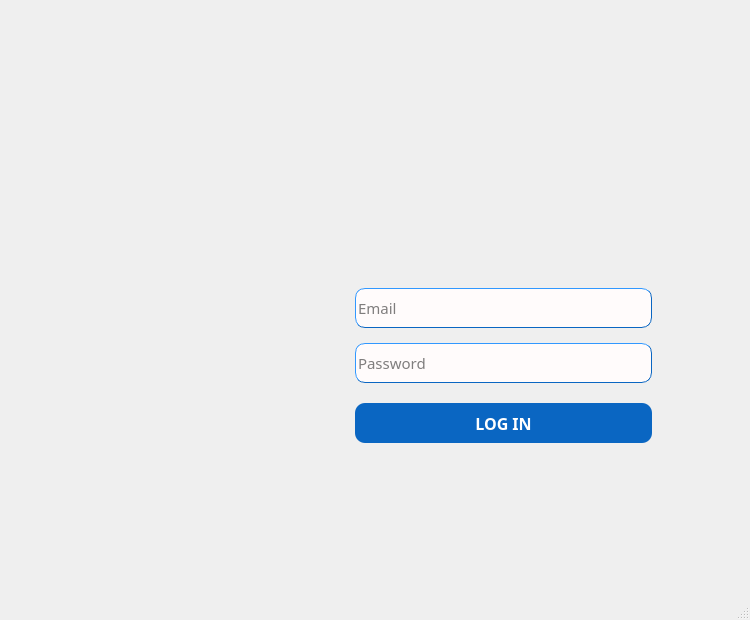
Before: the Qt Designer form LibraryManagementApp/View/Log_In.ui in Buggie404/FinalProject, drawn with Qt 5.
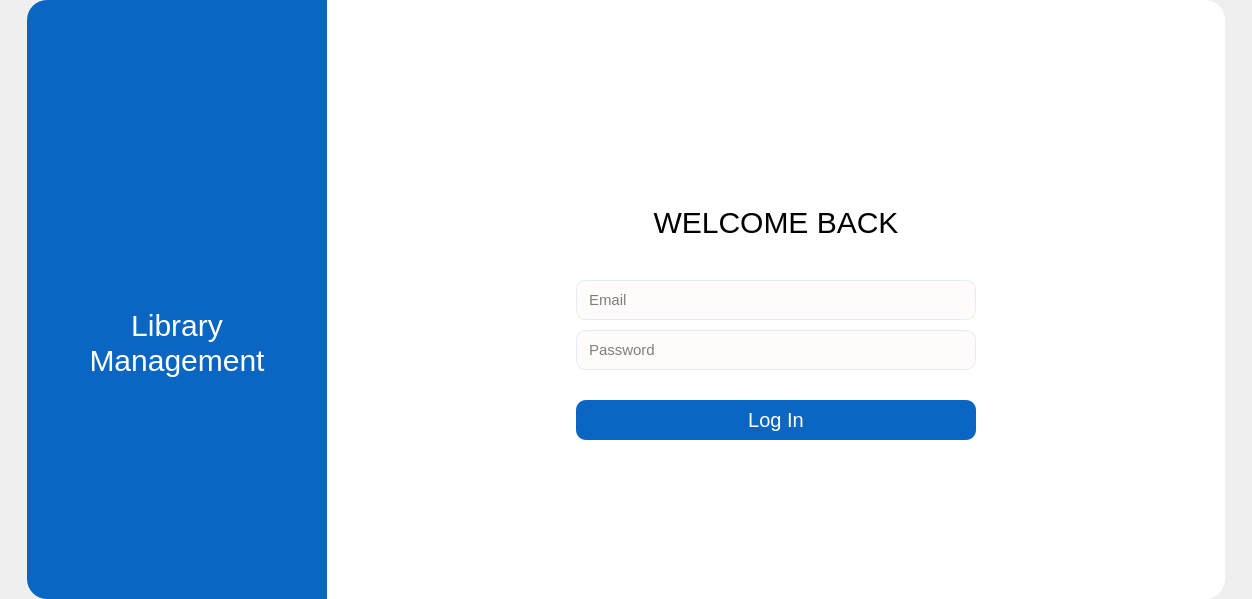
After: the same form once the commit is applied. Icons and pictures are not drawn.

The edit to the form file:
```diff
--- a/LibraryManagementApp/View/Log_In.ui
+++ b/LibraryManagementApp/View/Log_In.ui
@@ -6,299 +6,383 @@
    <rect>
     <x>0</x>
     <y>0</y>
-    <width>750</width>
-    <height>620</height>
+    <width>1252</width>
+    <height>599</height>
    </rect>
   </property>
-  <property name="minimumSize">
-   <size>
-    <width>750</width>
-    <height>620</height>
-   </size>
-  </property>
   <property name="windowTitle">
    <string>MainWindow</string>
   </property>
   <property name="styleSheet">
-   <string notr="true">QMainWindow {
-border-image: url(:/Log in/Log in.png);
+   <string notr="true">/*Set style for Title widget*/
+#widgetTitle {
+	background-color: #0A66C2;
+	border-top-left-radius: 20px;
+	border-bottom-left-radius: 20px;
+}
+
+#label_2, #label_3 {
+	color: rgb(255, 255, 255);
+	font-family: &quot;Righteous&quot;;
+	font-size: 30px;
+}
+
+/*Set style for Log In widget*/
+#widgetLogIn {
+	background-color: rgb(255, 255, 255);
+	border-top-right-radius: 20px;
+	border-bottom-right-radius: 20px;
+}
+
+#label_4 {
+	color: rgb(0, 0, 0);
+	font-family: &quot;Neue Einstellung SemiBold&quot;;
+	font-size: 30px;
+}
+
+#lblAccountInvalid {
+	color: rgb(255, 0, 0);
+	font-family: &quot;Montserrat SemiBold&quot;;
+	font-size: 20px;
+}
+
+/*Set style for QLineEdit*/
+#widgetLogIn QLineEdit {
+	background-color: #FFFBFB;
+	border: 1px solid #e5ebf0;
+	border-radius: 10px;
+	padding: 5px 10px;
+	font-family: &quot;Montserrat Medium&quot;;
+	font-size: 15px;
+}
+
+#widgetLogIn QLineEdit:focus {
+	border-color: #0A66C2;
+}
+
+/*Set style for Log In button*/
+#btnLogIn {
+	background-color: #0A66C2;
+	font-family: &quot;Montserrat SemiBold&quot;;
+	font-size: 20px;
+	border-radius: 10px;
+	color: rgb(255, 255, 255);
+}
+
+#btnLogIn:pressed {
+	padding-left: 15px;
+}
+
+#btnLogIn:hover, #btnLogIn:pressed {
+	background-color: rgb(8, 88, 168);
 }</string>
   </property>
   <widget class="QWidget" name="centralwidget">
-   <layout class="QGridLayout" name="gridLayout_3">
-    <item row="3" column="0">
-     <spacer name="verticalSpacer_8">
+   <layout class="QGridLayout" name="gridLayout">
+    <property name="leftMargin">
+     <number>0</number>
+    </property>
+    <property name="topMargin">
+     <number>0</number>
+    </property>
+    <property name="rightMargin">
+     <number>0</number>
+    </property>
+    <property name="bottomMargin">
+     <number>0</number>
+    </property>
+    <property name="spacing">
+     <number>0</number>
+    </property>
+    <item row="0" column="0">
+     <spacer name="horizontalSpacer">
       <property name="orientation">
-       <enum>Qt::Vertical</enum>
+       <enum>Qt::Horizontal</enum>
       </property>
       <property name="sizeHint" stdset="0">
        <size>
-        <width>20</width>
-        <height>40</height>
+        <width>24</width>
+        <height>20</height>
        </size>
       </property>
      </spacer>
     </item>
-    <item row="2" column="0">
-     <spacer name="verticalSpacer_10">
+    <item row="0" column="3">
+     <spacer name="horizontalSpacer_2">
       <property name="orientation">
-       <enum>Qt::Vertical</enum>
+       <enum>Qt::Horizontal</enum>
       </property>
       <property name="sizeHint" stdset="0">
        <size>
-        <width>20</width>
-        <height>40</height>
+        <width>24</width>
+        <height>20</height>
        </size>
       </property>
      </spacer>
     </item>
-    <item row="1" column="0">
-     <spacer name="verticalSpacer_9">
-      <property name="orientation">
-       <enum>Qt::Vertical</enum>
+    <item row="0" column="1">
+     <widget class="QWidget" name="widgetTitle" native="true">
+      <property name="minimumSize">
+       <size>
+        <width>300</width>
+        <height>391</height>
+       </size>
       </property>
-      <property name="sizeHint" stdset="0">
+      <property name="maximumSize">
        <size>
-        <width>20</width>
-        <height>100</height>
+        <width>325</width>
+        <height>605</height>
        </size>
       </property>
-     </spacer>
-    </item>
-    <item row="4" column="0">
-     <widget class="QWidget" name="widget" native="true">
-      <layout class="QGridLayout" name="gridLayout_2">
-       <item row="0" column="0">
-        <layout class="QGridLayout" name="gridLayout">
-         <item row="3" column="2">
-          <spacer name="verticalSpacer_14">
+      <layout class="QVBoxLayout" name="verticalLayout_4">
+       <item>
+        <layout class="QVBoxLayout" name="verticalLayout_3">
+         <item>
+          <spacer name="verticalSpacer">
            <property name="orientation">
             <enum>Qt::Vertical</enum>
            </property>
            <property name="sizeHint" stdset="0">
             <size>
              <width>20</width>
-             <height>40</height>
+             <height>103</height>
             </size>
            </property>
           </spacer>
          </item>
-         <item row="1" column="0">
-          <spacer name="horizontalSpacer">
-           <property name="orientation">
-            <enum>Qt::Horizontal</enum>
-           </property>
-           <property name="sizeType">
-            <enum>QSizePolicy::Expanding</enum>
-           </property>
-           <property name="sizeHint" stdset="0">
-            <size>
-             <width>97</width>
-             <height>17</height>
-            </size>
-           </property>
-          </spacer>
-         </item>
-         <item row="0" column="5">
-          <spacer name="verticalSpacer_7">
-           <property name="orientation">
-            <enum>Qt::Vertical</enum>
-           </property>
-           <property name="sizeHint" stdset="0">
-            <size>
-             <width>20</width>
-             <height>40</height>
-            </size>
-           </property>
-          </spacer>
-         </item>
-         <item row="0" column="7">
-          <spacer name="verticalSpacer_3">
-           <property name="orientation">
-            <enum>Qt::Vertical</enum>
-           </property>
-           <property name="sizeHint" stdset="0">
-            <size>
-             <width>20</width>
-             <height>40</height>
-            </size>
-           </property>
-          </spacer>
-         </item>
-         <item row="3" column="6">
-          <spacer name="verticalSpacer_5">
-           <property name="orientation">
-            <enum>Qt::Vertical</enum>
-           </property>
-           <property name="sizeHint" stdset="0">
-            <size>
-             <width>20</width>
-             <height>40</height>
-            </size>
-           </property>
-          </spacer>
-         </item>
-         <item row="3" column="3">
-          <spacer name="verticalSpacer_2">
-           <property name="orientation">
-            <enum>Qt::Vertical</enum>
-           </property>
-           <property name="sizeType">
-            <enum>QSizePolicy::Minimum</enum>
-           </property>
-           <property name="sizeHint" stdset="0">
-            <size>
-             <width>20</width>
-             <height>100</height>
-            </size>
-           </property>
-          </spacer>
-         </item>
-         <item row="3" column="1">
-          <spacer name="verticalSpacer_6">
-           <property name="orientation">
-            <enum>Qt::Vertical</enum>
-           </property>
-           <property name="sizeHint" stdset="0">
-            <size>
-             <width>20</width>
-             <height>40</height>
-            </size>
-           </property>
-          </spacer>
-         </item>
-         <item row="3" column="7">
-          <spacer name="verticalSpacer_4">
-           <property name="orientation">
-            <enum>Qt::Vertical</enum>
-           </property>
-           <property name="sizeHint" stdset="0">
-            <size>
-             <width>20</width>
-             <height>40</height>
-            </size>
-           </property>
-          </spacer>
-         </item>
-         <item row="0" column="6">
-          <spacer name="verticalSpacer_12">
-           <property name="orientation">
-            <enum>Qt::Vertical</enum>
-           </property>
-           <property name="sizeHint" stdset="0">
-            <size>
-             <width>20</width>
-             <height>40</height>
-            </size>
-           </property>
-          </spacer>
-         </item>
-         <item row="1" column="3">
+         <item>
           <layout class="QVBoxLayout" name="verticalLayout_2">
-           <property name="spacing">
-            <number>20</number>
-           </property>
-           <property name="topMargin">
-            <number>10</number>
-           </property>
-           <property name="bottomMargin">
-            <number>5</number>
-           </property>
+           <item>
+            <layout class="QHBoxLayout" name="horizontalLayout">
+             <item>
+              <spacer name="horizontalSpacer_3">
+               <property name="orientation">
+                <enum>Qt::Horizontal</enum>
+               </property>
+               <property name="sizeHint" stdset="0">
+                <size>
+                 <width>40</width>
+                 <height>20</height>
+                </size>
+               </property>
+              </spacer>
+             </item>
+             <item>
+              <widget class="QLabel" name="lblBook">
+               <property name="minimumSize">
+                <size>
+                 <width>80</width>
+                 <height>80</height>
+                </size>
+               </property>
+               <property name="maximumSize">
+                <size>
+                 <width>150</width>
+                 <height>150</height>
+                </size>
+               </property>
+               <property name="text">
+                <string/>
+               </property>
+               <property name="pixmap">
+                <pixmap resource="../Ultilities/Res.qrc">:/Icon/Icon/book.png</pixmap>
+               </property>
+               <property name="scaledContents">
+                <bool>true</bool>
+               </property>
+              </widget>
+             </item>
+             <item>
+              <spacer name="horizontalSpacer_4">
+               <property name="orientation">
+                <enum>Qt::Horizontal</enum>
+               </property>
+               <property name="sizeHint" stdset="0">
+                <size>
+                 <width>40</width>
+                 <height>20</height>
+                </size>
+               </property>
+              </spacer>
+             </item>
+            </layout>
+           </item>
            <item>
             <layout class="QVBoxLayout" name="verticalLayout">
              <property name="spacing">
-              <number>15</number>
+              <number>0</number>
              </property>
-             <property name="topMargin">
+             <item>
+              <widget class="QLabel" name="label_2">
+               <property name="text">
+                <string>Library</string>
+               </property>
+               <property name="alignment">
+                <set>Qt::AlignCenter</set>
+               </property>
+              </widget>
+             </item>
+             <item>
+              <widget class="QLabel" name="label_3">
+               <property name="text">
+                <string>Management</string>
+               </property>
+               <property name="alignment">
+                <set>Qt::AlignCenter</set>
+               </property>
+              </widget>
+             </item>
+            </layout>
+           </item>
+          </layout>
+         </item>
+         <item>
+          <spacer name="verticalSpacer_2">
+           <property name="orientation">
+            <enum>Qt::Vertical</enum>
+           </property>
+           <property name="sizeHint" stdset="0">
+            <size>
+             <width>20</width>
+             <height>102</height>
+            </size>
+           </property>
+          </spacer>
+         </item>
+        </layout>
+       </item>
+      </layout>
+     </widget>
+    </item>
+    <item row="0" column="2">
+     <widget class="QWidget" name="widgetLogIn" native="true">
+      <property name="minimumSize">
+       <size>
+        <width>898</width>
+        <height>391</height>
+       </size>
+      </property>
+      <property name="maximumSize">
+       <size>
+        <width>898</width>
+        <height>605</height>
+       </size>
+      </property>
+      <layout class="QGridLayout" name="gridLayout_2">
+       <item row="1" column="1">
+        <layout class="QVBoxLayout" name="verticalLayout_9">
+         <property name="spacing">
+          <number>40</number>
+         </property>
+         <item>
+          <layout class="QVBoxLayout" name="verticalLayout_5">
+           <property name="spacing">
+            <number>3</number>
+           </property>
+           <item>
+            <layout class="QHBoxLayout" name="horizontalLayout_2">
+             <property name="spacing">
               <number>0</number>
+             </property>
+             <item>
+              <spacer name="horizontalSpacer_5">
+               <property name="orientation">
+                <enum>Qt::Horizontal</enum>
+               </property>
+               <property name="sizeHint" stdset="0">
+                <size>
+                 <width>40</width>
+                 <height>20</height>
+                </size>
+               </property>
+              </spacer>
+             </item>
+             <item>
+              <widget class="QLabel" name="label">
+               <property name="minimumSize">
+                <size>
+                 <width>80</width>
+                 <height>80</height>
+                </size>
+               </property>
+               <property name="maximumSize">
+                <size>
+                 <width>150</width>
+                 <height>150</height>
+                </size>
+               </property>
+               <property name="text">
+                <string/>
+               </property>
+               <property name="pixmap">
+                <pixmap resource="../Ultilities/Res.qrc">:/Icon/Icon/book_2.png</pixmap>
+               </property>
+               <property name="scaledContents">
+                <bool>true</bool>
+               </property>
+              </widget>
+             </item>
+             <item>
+              <spacer name="horizontalSpacer_6">
+               <property name="orientation">
+                <enum>Qt::Horizontal</enum>
+               </property>
+               <property name="sizeHint" stdset="0">
+                <size>
+                 <width>40</width>
+                 <height>20</height>
+                </size>
+               </property>
+              </spacer>
+             </item>
+            </layout>
+           </item>
+           <item>
+            <widget class="QLabel" name="label_4">
+             <property name="text">
+              <string>WELCOME BACK</string>
+             </property>
+             <property name="alignment">
+              <set>Qt::AlignCenter</set>
+             </property>
+            </widget>
+           </item>
+          </layout>
+         </item>
+         <item>
+          <layout class="QVBoxLayout" name="verticalLayout_8">
+           <property name="spacing">
+            <number>30</number>
+           </property>
+           <item>
+            <layout class="QVBoxLayout" name="verticalLayout_6">
+             <property name="spacing">
+              <number>10</number>
              </property>
              <item>
               <widget class="QLineEdit" name="lineEditEmail">
-               <property name="sizePolicy">
-                <sizepolicy hsizetype="Expanding" vsizetype="Expanding">
-                 <horstretch>0</horstretch>
-                 <verstretch>0</verstretch>
-                </sizepolicy>
-               </property>
                <property name="minimumSize">
                 <size>
-                 <width>90</width>
+                 <width>400</width>
                  <height>40</height>
                 </size>
                </property>
-               <property name="font">
-                <font>
-                 <family>Montserrat Medium</family>
-                 <pointsize>11</pointsize>
-                </font>
-               </property>
-               <property name="toolTipDuration">
-                <number>2</number>
-               </property>
-               <property name="styleSheet">
-                <string notr="true">background-color: rgb(255, 251, 251);
-border-style: outset;
-border-width: 1px;
-border-radius: 10px;
-border-color: rgb(10, 102, 194);</string>
-               </property>
-               <property name="text">
-                <string/>
-               </property>
-               <property name="cursorPosition">
-                <number>0</number>
-               </property>
-               <property name="alignment">
-                <set>Qt::AlignLeading|Qt::AlignLeft|Qt::AlignVCenter</set>
-               </property>
                <property name="placeholderText">
                 <string>Email</string>
                </property>
+               <property name="clearButtonEnabled">
+                <bool>true</bool>
+               </property>
               </widget>
              </item>
              <item>
               <widget class="QLineEdit" name="lineEditPassword">
-               <property name="enabled">
-                <bool>true</bool>
-               </property>
-               <property name="sizePolicy">
-                <sizepolicy hsizetype="Expanding" vsizetype="Expanding">
-                 <horstretch>0</horstretch>
-                 <verstretch>0</verstretch>
-                </sizepolicy>
-               </property>
                <property name="minimumSize">
                 <size>
-                 <width>90</width>
+                 <width>400</width>
                  <height>40</height>
                 </size>
                </property>
-               <property name="font">
-                <font>
-                 <family>Montserrat Medium</family>
-                 <pointsize>11</pointsize>
-                 <underline>false</underline>
-                 <strikeout>false</strikeout>
-                 <stylestrategy>PreferDefault</stylestrategy>
-                 <kerning>true</kerning>
-                </font>
-               </property>
-               <property name="cursor">
-                <cursorShape>IBeamCursor</cursorShape>
-               </property>
-               <property name="tabletTracking">
-                <bool>false</bool>
-               </property>
-               <property name="styleSheet">
-                <string notr="true">background-color: rgb(255, 251, 251);
-border-style: outset;
-border-width: 1px;
-border-radius: 10px;
-border-color: rgb(10, 102, 194);</string>
-               </property>
-               <property name="text">
-                <string/>
-               </property>
                <property name="echoMode">
                 <enum>QLineEdit::Password</enum>
                </property>
@@ -308,131 +392,110 @@
                <property name="placeholderText">
                 <string>Password</string>
                </property>
+               <property name="clearButtonEnabled">
+                <bool>true</bool>
+               </property>
               </widget>
              </item>
             </layout>
            </item>
            <item>
-            <widget class="QPushButton" name="btnLogIn">
-             <property name="sizePolicy">
-              <sizepolicy hsizetype="Expanding" vsizetype="Expanding">
-               <horstretch>0</horstretch>
-               <verstretch>10</verstretch>
-              </sizepolicy>
+            <layout class="QVBoxLayout" name="verticalLayout_7">
+             <property name="spacing">
+              <number>15</number>
              </property>
-             <property name="minimumSize">
-              <size>
-               <width>90</width>
-               <height>40</height>
-              </size>
-             </property>
-             <property name="font">
-              <font>
-               <family>Montserrat SemiBold</family>
-               <pointsize>12</pointsize>
-               <weight>75</weight>
-               <bold>true</bold>
-              </font>
-             </property>
-             <property name="styleSheet">
-              <string notr="true">background-color: rgb(10, 102, 194);
-color: rgb(255, 255, 255);
-border-radius: 10px;</string>
-             </property>
-             <property name="text">
-              <string>LOG IN</string>
-             </property>
-            </widget>
+             <item>
+              <widget class="QPushButton" name="btnLogIn">
+               <property name="sizePolicy">
+                <sizepolicy hsizetype="Minimum" vsizetype="Minimum">
+                 <horstretch>0</horstretch>
+                 <verstretch>0</verstretch>
+                </sizepolicy>
+               </property>
+               <property name="minimumSize">
+                <size>
+                 <width>0</width>
+                 <height>40</height>
+                </size>
+               </property>
+               <property name="text">
+                <string>Log In</string>
+               </property>
+              </widget>
+             </item>
+             <item>
+              <widget class="QLabel" name="lblAccountInvalid">
+               <property name="text">
+                <string/>
+               </property>
+               <property name="alignment">
+                <set>Qt::AlignCenter</set>
+               </property>
+              </widget>
+             </item>
+            </layout>
            </item>
           </layout>
          </item>
-         <item row="0" column="4">
-          <spacer name="verticalSpacer_13">
-           <property name="orientation">
-            <enum>Qt::Vertical</enum>
-           </property>
-           <property name="sizeHint" stdset="0">
-            <size>
-             <width>20</width>
-             <height>40</height>
-            </size>
-           </property>
-          </spacer>
-         </item>
-         <item row="2" column="3">
-          <widget class="QLabel" name="lbl_Invalid">
-           <property name="sizePolicy">
-            <sizepolicy hsizetype="Expanding" vsizetype="Expanding">
-             <horstretch>0</horstretch>
-             <verstretch>0</verstretch>
-            </sizepolicy>
-           </property>
-           <property name="font">
-            <font>
-             <family>Montserrat SemiBold</family>
-             <pointsize>14</pointsize>
-             <weight>75</weight>
-             <bold>true</bold>
-            </font>
-           </property>
-           <property name="styleSheet">
-            <string notr="true">color: rgb(255, 0, 0)</string>
-           </property>
-           <property name="text">
-            <string/>
-           </property>
-           <property name="alignment">
-            <set>Qt::AlignCenter</set>
-           </property>
-          </widget>
-         </item>
-         <item row="0" column="3">
-          <spacer name="verticalSpacer">
-           <property name="orientation">
-            <enum>Qt::Vertical</enum>
-           </property>
-           <property name="sizeType">
-            <enum>QSizePolicy::Minimum</enum>
-           </property>
-           <property name="sizeHint" stdset="0">
-            <size>
-             <width>20</width>
-             <height>100</height>
-            </size>
-           </property>
-          </spacer>
-         </item>
         </layout>
        </item>
+       <item row="1" column="0">
+        <spacer name="horizontalSpacer_8">
+         <property name="orientation">
+          <enum>Qt::Horizontal</enum>
+         </property>
+         <property name="sizeHint" stdset="0">
+          <size>
+           <width>228</width>
+           <height>20</height>
+          </size>
+         </property>
+        </spacer>
+       </item>
+       <item row="0" column="1">
+        <spacer name="verticalSpacer_3">
+         <property name="orientation">
+          <enum>Qt::Vertical</enum>
+         </property>
+         <property name="sizeHint" stdset="0">
+          <size>
+           <width>20</width>
+           <height>59</height>
+          </size>
+         </property>
+        </spacer>
+       </item>
+       <item row="1" column="2">
+        <spacer name="horizontalSpacer_7">
+         <property name="orientation">
+          <enum>Qt::Horizontal</enum>
+         </property>
+         <property name="sizeHint" stdset="0">
+          <size>
+           <width>228</width>
+           <height>20</height>
+          </size>
+         </property>
+        </spacer>
+       </item>
+       <item row="2" column="1">
+        <spacer name="verticalSpacer_4">
+         <property name="orientation">
+          <enum>Qt::Vertical</enum>
+         </property>
+         <property name="sizeHint" stdset="0">
+          <size>
+           <width>20</width>
+           <height>59</height>
+          </size>
+         </property>
+        </spacer>
+       </item>
       </layout>
      </widget>
     </item>
-    <item row="0" column="0">
-     <spacer name="verticalSpacer_11">
-      <property name="orientation">
-       <enum>Qt::Vertical</enum>
-      </property>
-      <property name="sizeHint" stdset="0">
-       <size>
-        <width>20</width>
-        <height>40</height>
-       </size>
-      </property>
-     </spacer>
-    </item>
    </layout>
   </widget>
-  <widget class="QMenuBar" name="menubar">
-   <property name="geometry">
-    <rect>
-     <x>0</x>
-     <y>0</y>
-     <width>750</width>
-     <height>21</height>
-    </rect>
-   </property>
-  </widget>
-  <widget class="QStatusBar" name="statusbar"/>
  </widget>
  <resources>
   <include location="../Ultilities/UI.qrc"/>
```
Left out of the diff: 5 changed lines with no effect on the pictures.
